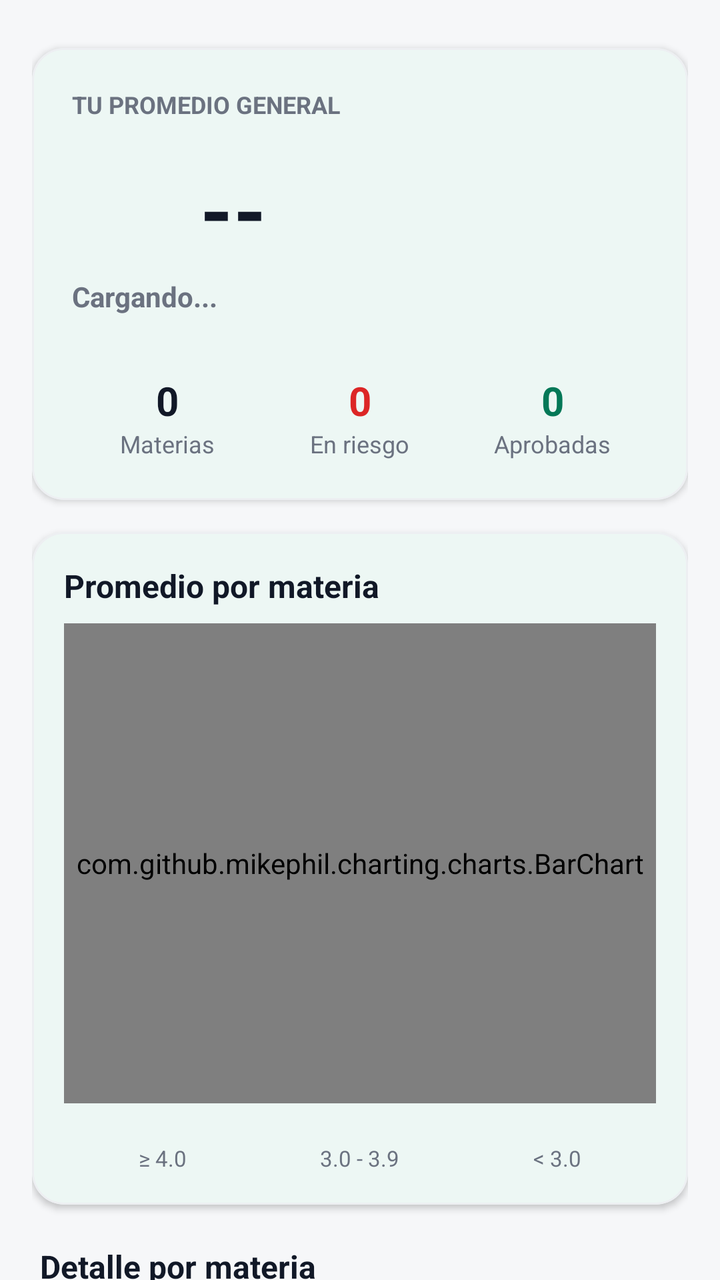
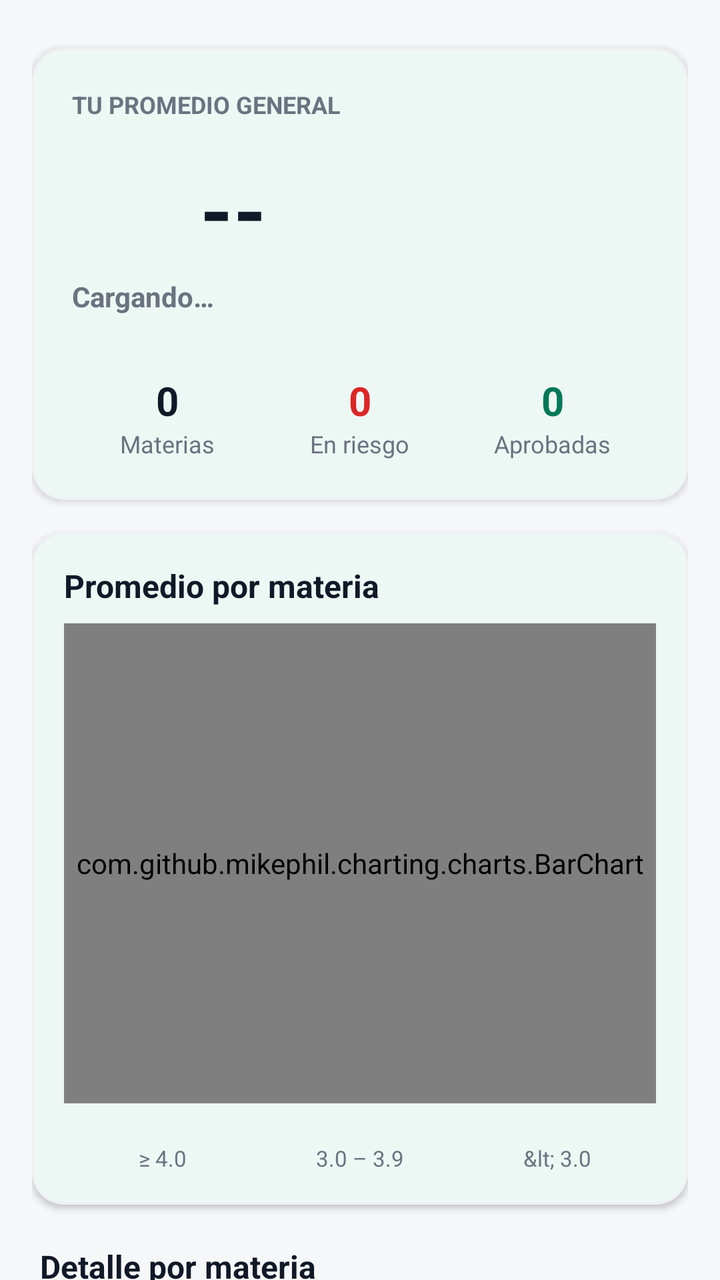

The first picture is an Android layout as it rendered before a commit; the second is the same layout after the commit. The layout source and the unified diff follow.
<!-- AndroidManifest.xml: application theme Theme.BienestarUPC -->
<!-- res/layout/fragment_my_progress.xml -->
<?xml version="1.0" encoding="utf-8"?>
<androidx.core.widget.NestedScrollView xmlns:android="http://schemas.android.com/apk/res/android"
    xmlns:app="http://schemas.android.com/apk/res-auto"
    android:layout_width="match_parent"
    android:layout_height="match_parent"
   
    android:fillViewport="true">

    <LinearLayout
        android:layout_width="match_parent"
        android:layout_height="wrap_content"
        android:orientation="vertical"
        android:padding="16dp">

        
        <com.google.android.material.card.MaterialCardView
            android:layout_width="match_parent"
            android:layout_height="wrap_content"
            android:layout_marginTop="8dp"
            app:cardBackgroundColor="@color/white_card"
            app:cardCornerRadius="16dp"
            app:cardElevation="2dp">

            <LinearLayout
                android:layout_width="match_parent"
                android:layout_height="wrap_content"
                android:orientation="vertical"
                android:padding="20dp">

                <TextView
                    android:layout_width="wrap_content"
                    android:layout_height="wrap_content"
                    android:text="TU PROMEDIO GENERAL"
                    android:textColor="@color/text_secondary"
                    android:textSize="12sp"
                    android:textStyle="bold" />

                <LinearLayout
                    android:layout_width="match_parent"
                    android:layout_height="wrap_content"
                    android:layout_marginTop="16dp"
                    android:gravity="center_vertical"
                    android:orientation="horizontal">

                    <View
                        android:id="@+id/semaforo_circle"
                        android:layout_width="48dp"
                        android:layout_height="48dp"
                        />

                    <TextView
                        android:id="@+id/txt_promedio"
                        android:layout_width="wrap_content"
                        android:layout_height="wrap_content"
                        android:layout_marginStart="16dp"
                        android:text="--"
                        android:textColor="@color/text_primary"
                        android:textSize="42sp"
                        android:textStyle="bold" />
                </LinearLayout>

                <TextView
                    android:id="@+id/txt_nivel"
                    android:layout_width="wrap_content"
                    android:layout_height="wrap_content"
                    android:layout_marginTop="6dp"
                    android:text="Cargando..."
                    android:textColor="@color/text_secondary"
                    android:textSize="14sp"
                    android:textStyle="bold" />

                <View
                    android:layout_width="match_parent"
                    android:layout_height="1dp"
                    android:layout_marginTop="16dp"
                    android:layout_marginBottom="12dp"
                    />

                <LinearLayout
                    android:layout_width="match_parent"
                    android:layout_height="wrap_content"
                    android:orientation="horizontal">

                    <LinearLayout
                        android:layout_width="0dp"
                        android:layout_height="wrap_content"
                        android:layout_weight="1"
                        android:gravity="center"
                        android:orientation="vertical">

                        <TextView
                            android:id="@+id/txt_count_cursos"
                            android:layout_width="wrap_content"
                            android:layout_height="wrap_content"
                            android:text="0"
                            android:textColor="@color/text_primary"
                            android:textSize="20sp"
                            android:textStyle="bold" />

                        <TextView
                            android:layout_width="wrap_content"
                            android:layout_height="wrap_content"
                            android:text="Materias"
                            android:textColor="@color/text_secondary"
                            android:textSize="12sp" />
                    </LinearLayout>

                    <View
                        android:layout_width="1dp"
                        android:layout_height="match_parent"
                        />

                    <LinearLayout
                        android:layout_width="0dp"
                        android:layout_height="wrap_content"
                        android:layout_weight="1"
                        android:gravity="center"
                        android:orientation="vertical">

                        <TextView
                            android:id="@+id/txt_count_riesgo"
                            android:layout_width="wrap_content"
                            android:layout_height="wrap_content"
                            android:text="0"
                            android:textColor="@color/error_text"
                            android:textSize="20sp"
                            android:textStyle="bold" />

                        <TextView
                            android:layout_width="wrap_content"
                            android:layout_height="wrap_content"
                            android:text="En riesgo"
                            android:textColor="@color/text_secondary"
                            android:textSize="12sp" />
                    </LinearLayout>

                    <View
                        android:layout_width="1dp"
                        android:layout_height="match_parent"
                        />

                    <LinearLayout
                        android:layout_width="0dp"
                        android:layout_height="wrap_content"
                        android:layout_weight="1"
                        android:gravity="center"
                        android:orientation="vertical">

                        <TextView
                            android:id="@+id/txt_count_aprobadas"
                            android:layout_width="wrap_content"
                            android:layout_height="wrap_content"
                            android:text="0"
                            android:textColor="@color/success_text"
                            android:textSize="20sp"
                            android:textStyle="bold" />

                        <TextView
                            android:layout_width="wrap_content"
                            android:layout_height="wrap_content"
                            android:text="Aprobadas"
                            android:textColor="@color/text_secondary"
                            android:textSize="12sp" />
                    </LinearLayout>
                </LinearLayout>
            </LinearLayout>
        </com.google.android.material.card.MaterialCardView>

        
        <com.google.android.material.card.MaterialCardView
            android:layout_width="match_parent"
            android:layout_height="wrap_content"
            android:layout_marginTop="16dp"
            app:cardBackgroundColor="@color/white_card"
            app:cardCornerRadius="16dp"
            app:cardElevation="2dp">

            <LinearLayout
                android:layout_width="match_parent"
                android:layout_height="wrap_content"
                android:orientation="vertical"
                android:padding="16dp">

                <TextView
                    android:layout_width="wrap_content"
                    android:layout_height="wrap_content"
                    android:text="Promedio por materia"
                    android:textColor="@color/text_primary"
                    android:textSize="16sp"
                    android:textStyle="bold" />

                <com.github.mikephil.charting.charts.BarChart
                    android:id="@+id/chart_progress"
                    android:layout_width="match_parent"
                    android:layout_height="240dp"
                    android:layout_marginTop="8dp" />

                <LinearLayout
                    android:layout_width="match_parent"
                    android:layout_height="wrap_content"
                    android:layout_marginTop="4dp"
                    android:baselineAligned="false"
                    android:orientation="horizontal">

                    <LinearLayout
                        android:layout_width="0dp"
                        android:layout_height="wrap_content"
                        android:layout_weight="1"
                        android:gravity="center"
                        android:orientation="vertical">

                        <View
                            android:layout_width="12dp"
                            android:layout_height="12dp"
                            />

                        <TextView
                            android:layout_width="wrap_content"
                            android:layout_height="wrap_content"
                            android:layout_marginTop="4dp"
                            android:text="≥ 4.0"
                            android:textColor="@color/text_secondary"
                            android:textSize="11sp" />
                    </LinearLayout>

                    <LinearLayout
                        android:layout_width="0dp"
                        android:layout_height="wrap_content"
                        android:layout_weight="1"
                        android:gravity="center"
                        android:orientation="vertical">

                        <View
                            android:layout_width="12dp"
                            android:layout_height="12dp"
                            />

                        <TextView
                            android:layout_width="wrap_content"
                            android:layout_height="wrap_content"
                            android:layout_marginTop="4dp"
                            android:text="3.0 - 3.9"
                            android:textColor="@color/text_secondary"
                            android:textSize="11sp" />
                    </LinearLayout>

                    <LinearLayout
                        android:layout_width="0dp"
                        android:layout_height="wrap_content"
                        android:layout_weight="1"
                        android:gravity="center"
                        android:orientation="vertical">

                        <View
                            android:layout_width="12dp"
                            android:layout_height="12dp"
                            />

                        <TextView
                            android:layout_width="wrap_content"
                            android:layout_height="wrap_content"
                            android:layout_marginTop="4dp"
                            android:text="&lt; 3.0"
                            android:textColor="@color/text_secondary"
                            android:textSize="11sp" />
                    </LinearLayout>
                </LinearLayout>
            </LinearLayout>
        </com.google.android.material.card.MaterialCardView>

        
        <TextView
            android:layout_width="wrap_content"
            android:layout_height="wrap_content"
            android:layout_marginTop="20dp"
            android:layout_marginStart="4dp"
            android:text="Detalle por materia"
            android:textColor="@color/text_primary"
            android:textSize="16sp"
            android:textStyle="bold" />

        
        <LinearLayout
            android:id="@+id/container_cursos"
            android:layout_width="match_parent"
            android:layout_height="wrap_content"
            android:layout_marginTop="4dp"
            android:orientation="vertical" />

        
        <TextView
            android:id="@+id/txt_empty"
            android:layout_width="match_parent"
            android:layout_height="wrap_content"
            android:layout_marginTop="32dp"
            android:gravity="center"
            android:text="Aún no tienes notas registradas.\nPídele a tus docentes que registren tus calificaciones."
            android:textColor="@color/text_secondary"
            android:textSize="14sp"
            android:visibility="gone" />

        
        <com.google.android.material.progressindicator.CircularProgressIndicator
            android:id="@+id/progress_loading"
            android:layout_width="wrap_content"
            android:layout_height="wrap_content"
            android:layout_gravity="center_horizontal"
            android:layout_marginTop="32dp"
            android:indeterminate="true"
            android:visibility="gone"
            app:indicatorColor="@color/green_primary"
            app:indicatorSize="40dp" />

    </LinearLayout>
</androidx.core.widget.NestedScrollView>
<!-- resources referenced by this layout -->
<resources>
  <color name="error_text">#DC2626</color>
  <color name="green_primary">#059669</color>
  <color name="success_text">#047857</color>
  <color name="text_primary">#111827</color>
  <color name="text_secondary">#6B7280</color>
  <color name="white_card">#FFFFFF</color>
  <color name="green_container">#D1FAE5</color>
  <color name="on_primary_container">#053B2A</color>
  <color name="teal_primary">#0D9488</color>
  <color name="teal_light">#CCFBF1</color>
  <color name="background_gray">#F6F7F9</color>
  <color name="surface_container_low">#F8FAFC</color>
  <color name="surface_container">#EFF2F5</color>
  <color name="surface_container_high">#E7EAEE</color>
  <color name="surface_container_highest">#DEE2E8</color>
  <color name="surface_outline">#C9CFD8</color>
  <color name="surface_outline_variant">#E4E7EC</color>
  <color name="green_primary_dark">#047857</color>
  <style name="Widget.BienestarUPC.Card" parent="Widget.Material3.CardView.Elevated">
          <item name="cardCornerRadius">20dp</item>
          <item name="cardElevation">1dp</item>
          <item name="cardBackgroundColor">@color/white_card</item>
          <item name="strokeColor">@color/stroke_color</item>
          <item name="strokeWidth">1dp</item>
          <item name="rippleColor">@color/green_light</item>
      </style>
  <style name="Widget.BienestarUPC.Chip" parent="Widget.Material3.Chip.Filter">
          <item name="chipCornerRadius">20dp</item>
          <item name="chipMinHeight">36dp</item>
          <item name="chipBackgroundColor">@color/chip_bg</item>
          <item name="android:textColor">@color/chip_text</item>
          <item name="chipStrokeWidth">1dp</item>
          <item name="chipStrokeColor">@color/stroke_color</item>
      </style>
  <style name="ThemeOverlay.BienestarUPC.MaterialAlertDialog" parent="ThemeOverlay.Material3.MaterialAlertDialog">
          <item name="shapeAppearanceOverlay">@style/ShapeAppearance.BienestarUPC.Dialog</item>
          <item name="colorSecondary">@color/green_primary</item>
      </style>
  <style name="Widget.BienestarUPC.Snackbar" parent="Widget.Material3.Snackbar">
          <item name="backgroundTint">@color/text_primary</item>
          <item name="android:textColor">@color/white_card</item>
          <item name="shapeAppearanceOverlay">@style/ShapeAppearance.BienestarUPC.Snackbar</item>
      </style>
  <color name="gray_medium">#9CA3AF</color>
  <color name="stroke_color">#EDEFF2</color>
  <color name="green_light">#D1FAE5</color>
  <color name="nav_background">#FFFFFF</color>
  <color name="chip_bg">#F3F4F6</color>
  <color name="chip_text">#111827</color>
  <style name="ShapeAppearance.BienestarUPC.Dialog" parent="ShapeAppearance.Material3.LargeComponent">
          <item name="cornerSize">24dp</item>
      </style>
  <style name="ShapeAppearance.BienestarUPC.Snackbar" parent="ShapeAppearance.Material3.MediumComponent">
          <item name="cornerFamily">rounded</item>
          <item name="cornerSize">14dp</item>
      </style>
  <!-- unchanged entries left out for length: 4 -->
</resources>

<!-- the commit's change to res/layout/fragment_my_progress.xml (unified diff, before → after) -->
@@ -30,7 +30,7 @@
                 <TextView
                     android:layout_width="wrap_content"
                     android:layout_height="wrap_content"
-                    android:text="TU PROMEDIO GENERAL"
+                    android:text="@string/txt_tu_promedio_general"
                     android:textColor="@color/text_secondary"
                     android:textSize="12sp"
                     android:textStyle="bold" />
@@ -53,7 +53,7 @@
                         android:layout_width="wrap_content"
                         android:layout_height="wrap_content"
                         android:layout_marginStart="16dp"
-                        android:text="--"
+                        android:text="@string/txt_texto"
                         android:textColor="@color/text_primary"
                         android:textSize="42sp"
                         android:textStyle="bold" />
@@ -64,7 +64,7 @@
                     android:layout_width="wrap_content"
                     android:layout_height="wrap_content"
                     android:layout_marginTop="6dp"
-                    android:text="Cargando..."
+                    android:text="@string/txt_cargando"
                     android:textColor="@color/text_secondary"
                     android:textSize="14sp"
                     android:textStyle="bold" />
@@ -92,7 +92,7 @@
                             android:id="@+id/txt_count_cursos"
                             android:layout_width="wrap_content"
                             android:layout_height="wrap_content"
-                            android:text="0"
+                            android:text="@string/txt_0"
                             android:textColor="@color/text_primary"
                             android:textSize="20sp"
                             android:textStyle="bold" />
@@ -100,7 +100,7 @@
                         <TextView
                             android:layout_width="wrap_content"
                             android:layout_height="wrap_content"
-                            android:text="Materias"
+                            android:text="@string/txt_materias"
                             android:textColor="@color/text_secondary"
                             android:textSize="12sp" />
                     </LinearLayout>
@@ -121,7 +121,7 @@
                             android:id="@+id/txt_count_riesgo"
                             android:layout_width="wrap_content"
                             android:layout_height="wrap_content"
-                            android:text="0"
+                            android:text="@string/txt_0"
                             android:textColor="@color/error_text"
                             android:textSize="20sp"
                             android:textStyle="bold" />
@@ -129,7 +129,7 @@
                         <TextView
                             android:layout_width="wrap_content"
                             android:layout_height="wrap_content"
-                            android:text="En riesgo"
+                            android:text="@string/txt_en_riesgo"
                             android:textColor="@color/text_secondary"
                             android:textSize="12sp" />
                     </LinearLayout>
@@ -150,7 +150,7 @@
                             android:id="@+id/txt_count_aprobadas"
                             android:layout_width="wrap_content"
                             android:layout_height="wrap_content"
-                            android:text="0"
+                            android:text="@string/txt_0"
                             android:textColor="@color/success_text"
                             android:textSize="20sp"
                             android:textStyle="bold" />
@@ -158,7 +158,7 @@
                         <TextView
                             android:layout_width="wrap_content"
                             android:layout_height="wrap_content"
-                            android:text="Aprobadas"
+                            android:text="@string/txt_aprobadas"
                             android:textColor="@color/text_secondary"
                             android:textSize="12sp" />
                     </LinearLayout>
@@ -184,7 +184,7 @@
                 <TextView
                     android:layout_width="wrap_content"
                     android:layout_height="wrap_content"
-                    android:text="Promedio por materia"
+                    android:text="@string/txt_promedio_por_materia"
                     android:textColor="@color/text_primary"
                     android:textSize="16sp"
                     android:textStyle="bold" />
@@ -218,7 +218,7 @@
                             android:layout_width="wrap_content"
                             android:layout_height="wrap_content"
                             android:layout_marginTop="4dp"
-                            android:text="≥ 4.0"
+                            android:text="@string/txt_4_0"
                             android:textColor="@color/text_secondary"
                             android:textSize="11sp" />
                     </LinearLayout>
@@ -239,7 +239,7 @@
                             android:layout_width="wrap_content"
                             android:layout_height="wrap_content"
                             android:layout_marginTop="4dp"
-                            android:text="3.0 - 3.9"
+                            android:text="@string/txt_3_0_3_9"
                             android:textColor="@color/text_secondary"
                             android:textSize="11sp" />
                     </LinearLayout>
@@ -260,7 +260,7 @@
                             android:layout_width="wrap_content"
                             android:layout_height="wrap_content"
                             android:layout_marginTop="4dp"
-                            android:text="&lt; 3.0"
+                            android:text="@string/txt_lt_3_0"
                             android:textColor="@color/text_secondary"
                             android:textSize="11sp" />
                     </LinearLayout>
@@ -274,7 +274,7 @@
             android:layout_height="wrap_content"
             android:layout_marginTop="20dp"
             android:layout_marginStart="4dp"
-            android:text="Detalle por materia"
+            android:text="@string/txt_detalle_por_materia"
             android:textColor="@color/text_primary"
             android:textSize="16sp"
             android:textStyle="bold" />
@@ -294,7 +294,7 @@
             android:layout_height="wrap_content"
             android:layout_marginTop="32dp"
             android:gravity="center"
-            android:text="Aún no tienes notas registradas.\nPídele a tus docentes que registren tus calificaciones."
+            android:text="@string/txt_aun_no_tienes_notas_registradas_npidele_a_tus_do"
             android:textColor="@color/text_secondary"
             android:textSize="14sp"
             android:visibility="gone" />
<!-- resource entries referenced after the edit -->
@@ -6,6 +6,19 @@
   <color name="text_primary">#111827</color>
   <color name="text_secondary">#6B7280</color>
   <color name="white_card">#FFFFFF</color>
+  <string name="txt_0">0</string>
+  <string name="txt_3_0_3_9">3.0 – 3.9</string>
+  <string name="txt_4_0">≥ 4.0</string>
+  <string name="txt_aprobadas">Aprobadas</string>
+  <string name="txt_aun_no_tienes_notas_registradas_npidele_a_tus_do">Aún no tienes notas registradas.\nPídele a tus docentes que registren tus calificaciones.</string>
+  <string name="txt_cargando">Cargando…</string>
+  <string name="txt_detalle_por_materia">Detalle por materia</string>
+  <string name="txt_en_riesgo">En riesgo</string>
+  <string name="txt_lt_3_0">&amp;lt; 3.0</string>
+  <string name="txt_materias">Materias</string>
+  <string name="txt_promedio_por_materia">Promedio por materia</string>
+  <string name="txt_texto">--</string>
+  <string name="txt_tu_promedio_general">TU PROMEDIO GENERAL</string>
   <color name="green_container">#D1FAE5</color>
   <color name="on_primary_container">#053B2A</color>
   <color name="teal_primary">#0D9488</color>
